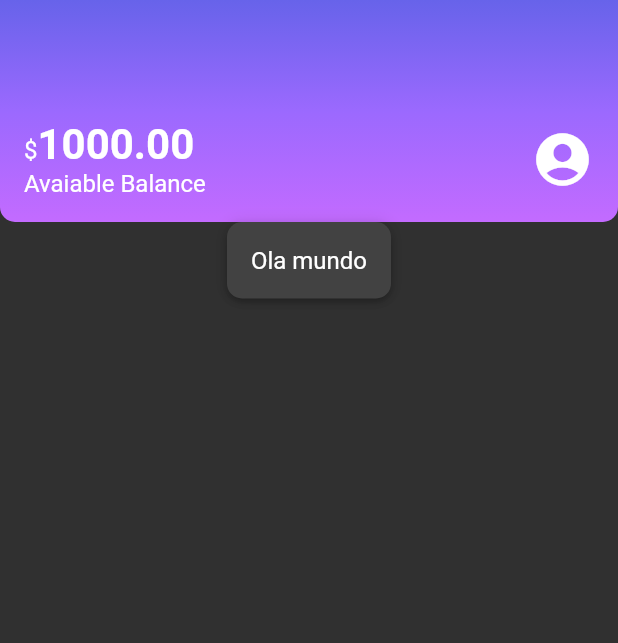
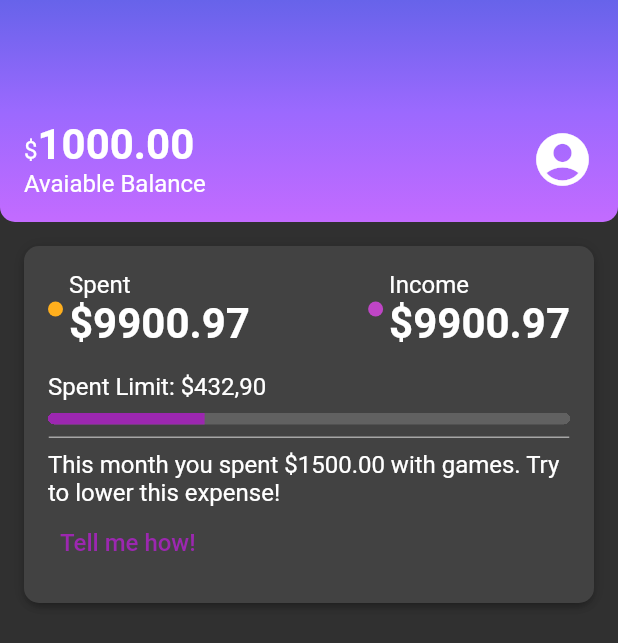
Before and after one commit to BrunaMello/alura_flutter_styling_and_reproduce_layouts, a Flutter app: the screen it shows after launch, on a phone screen of 412 x 824 dp. Shown: the top 643 px of the screen. Run offline on Flutter 3.47's test engine with Material 2 defaults, Android fonts, the phone set to English and light mode, and no system bars.

Commit message:
05. Implementing the new section
We have taken another step forward in implementation! In this class, we learned to:

Differentiate visual elements from elements with content;
Understand the needs to create specific widgets for these visual elements;
Apply stylized widgets in practice: small colored spheres, line to separate sections of the content;
Practice the concept of using all the resources we have prepared so far to finalize the section of RecentActivity.
Now you've unlocked new skills to style your apps' screen.

```diff
--- /dev/null
+++ b/lib/components/color_dot.dart
@@ -0,0 +1,18 @@
+import 'package:flutter/material.dart';
+
+class ColorDot extends StatelessWidget {
+  final Color? color;
+  const ColorDot({Key? key, required this.color}) : super(key: key);
+
+  @override
+  Widget build(BuildContext context) {
+    return Container(
+      width: 10,
+      height: 10,
+      decoration: BoxDecoration(
+        color: color,
+        borderRadius: BorderRadius.circular(10),
+      ),
+    );
+  }
+}
--- /dev/null
+++ b/lib/components/content_division.dart
@@ -0,0 +1,16 @@
+import 'package:alura_flutter_styling_and_reproduce_layouts/themes/theme_colors.dart';
+import 'package:flutter/material.dart';
+
+class ContentDivision extends StatelessWidget {
+  const ContentDivision({Key? key}) : super(key: key);
+
+  @override
+  Widget build(BuildContext context) {
+    return Container(
+      height: 1,
+      decoration: BoxDecoration(
+        border: Border.all(color: ThemeColors.division),
+      ),
+    );
+  }
+}
--- /dev/null
+++ b/lib/components/sections/recent_activity.dart
@@ -0,0 +1,101 @@
+import 'package:alura_flutter_styling_and_reproduce_layouts/components/box_card.dart';
+import 'package:alura_flutter_styling_and_reproduce_layouts/components/color_dot.dart';
+import 'package:alura_flutter_styling_and_reproduce_layouts/components/content_division.dart';
+import 'package:alura_flutter_styling_and_reproduce_layouts/themes/theme_colors.dart';
+import 'package:flutter/material.dart';
+
+class RecentActivity extends StatelessWidget {
+  const RecentActivity({Key? key}) : super(key: key);
+
+  @override
+  Widget build(BuildContext context) {
+    return Padding(
+      padding: const EdgeInsets.all(16),
+      child: BoxCard(
+        boxContent: _RecentActivityContent(),
+      ),
+    );
+  }
+}
+
+class _RecentActivityContent extends StatelessWidget {
+  const _RecentActivityContent({Key? key}) : super(key: key);
+
+  @override
+  Widget build(BuildContext context) {
+    return Column(
+      crossAxisAlignment: CrossAxisAlignment.start,
+      children: [
+        Row(
+          mainAxisAlignment: MainAxisAlignment.spaceBetween,
+          children: [
+            Row(
+              children: [
+                Padding(
+                  padding: const EdgeInsets.only(right: 4.0),
+                  child: ColorDot(
+                    color: ThemeColors.recentActivity['spent'],
+                  ),
+                ),
+                Column(
+                  crossAxisAlignment: CrossAxisAlignment.start,
+                  children: [
+                    Text('Spent'),
+                    Text(
+                      '\$9900.97',
+                      style: Theme.of(context).textTheme.bodyLarge,
+                    ),
+                  ],
+                ),
+              ],
+            ),
+            Row(
+              children: [
+                Padding(
+                  padding: const EdgeInsets.only(right: 4.0),
+                  child: ColorDot(
+                    color: ThemeColors.recentActivity['income'],
+                  ),
+                ),
+                Column(
+                  crossAxisAlignment: CrossAxisAlignment.start,
+                  children: [
+                    Text('Income'),
+                    Text(
+                      '\$9900.97',
+                      style: Theme.of(context).textTheme.bodyLarge,
+                    ),
+                  ],
+                ),
+              ],
+            ),
+          ],
+        ),
+        Padding(
+          padding: const EdgeInsets.only(top: 16, bottom: 8),
+          child: Text('Spent Limit: \$432,90'),
+        ),
+        Container(
+          clipBehavior: Clip.hardEdge,
+          decoration: BoxDecoration(
+            borderRadius: BorderRadius.circular(5),
+          ),
+          child: LinearProgressIndicator(
+            value: 0.3,
+            minHeight: 8,
+          ),
+        ),
+        Padding(
+          padding: const EdgeInsets.only(top: 8.0, bottom: 8.0),
+          child: ContentDivision(),
+        ),
+        Text('This month you spent \$1500.00 with games. Try to lower this '
+            'expense!'),
+        TextButton(onPressed: (){}, child: Text('Tell me how!',
+        style: TextStyle(fontSize: 16),
+        ),
+        )
+      ],
+    );
+  }
+}
--- a/lib/screens/home.dart
+++ b/lib/screens/home.dart
@@ -1,5 +1,5 @@
-import 'package:alura_flutter_styling_and_reproduce_layouts/components/box_card.dart';
 import 'package:alura_flutter_styling_and_reproduce_layouts/components/sections/header.dart';
+import 'package:alura_flutter_styling_and_reproduce_layouts/components/sections/recent_activity.dart';
 import 'package:flutter/material.dart';
 
 class Home extends StatelessWidget {
@@ -11,9 +11,7 @@ class Home extends StatelessWidget {
       body: Column(
         children: <Widget>[
           Header(),
-          BoxCard(boxContent: Text('Ola mundo'),
-          )
-
+          RecentActivity(),
         ],
       ),
     );
--- a/lib/themes/theme_colors.dart
+++ b/lib/themes/theme_colors.dart
@@ -8,4 +8,11 @@ class ThemeColors {
     Color.fromRGBO(155, 105, 254, 1),
     Color.fromRGBO(195, 107, 255, 1),
   ];
+
+  static const recentActivity = {
+    'spent': Color.fromRGBO(255, 175, 29, 1.0),
+    'income': Color.fromRGBO(191, 69, 198, 1.0),
+  };
+
+  static const division = Color.fromRGBO(166, 166, 166, 1.0);
 }
```
